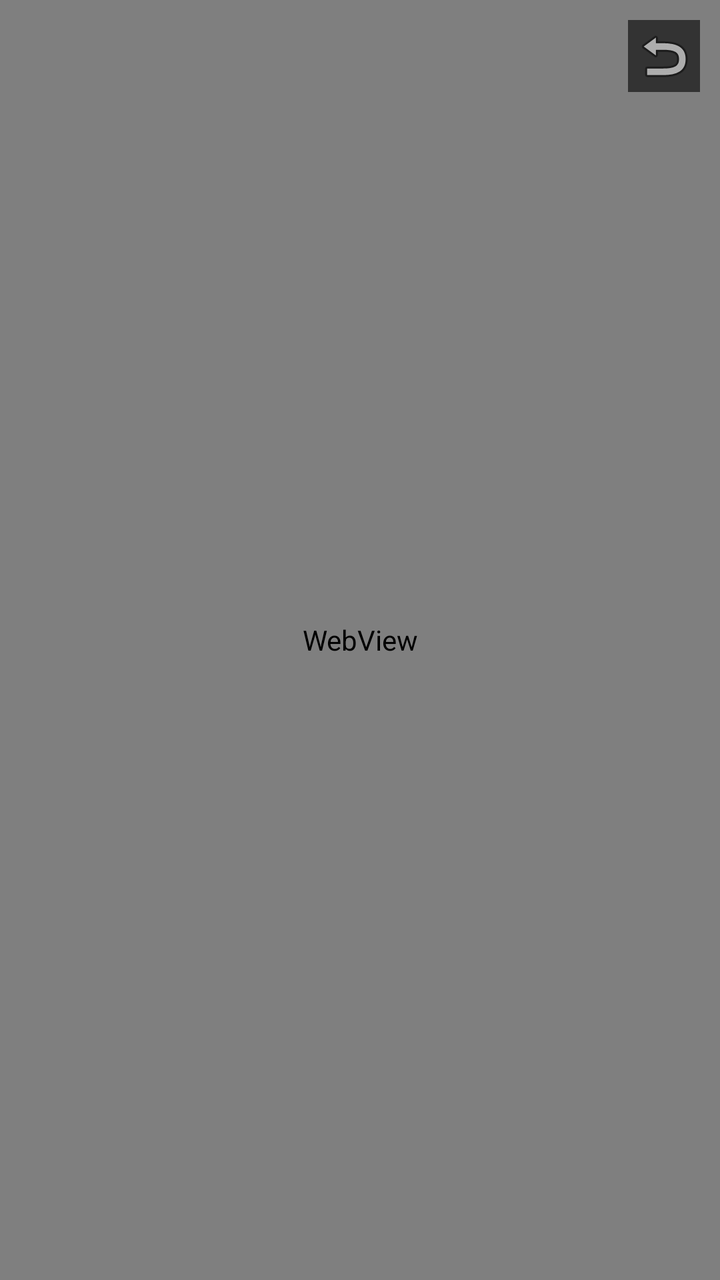
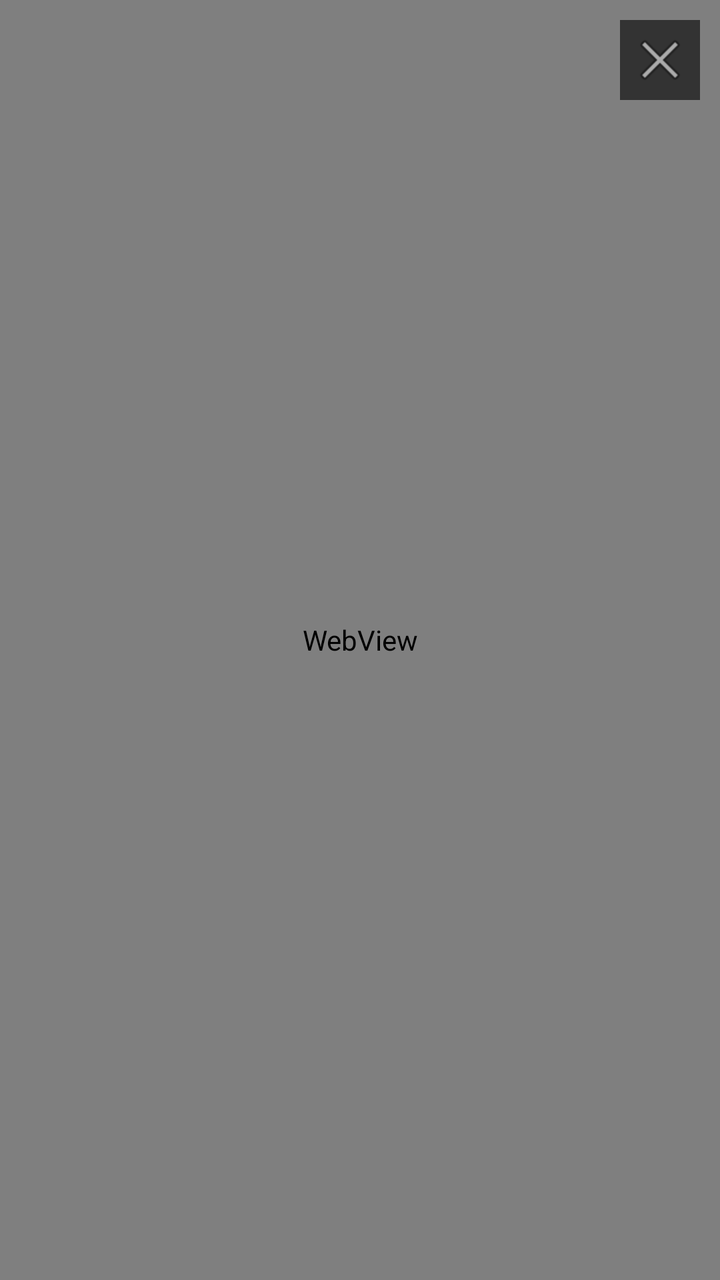

Before-and-after screenshots of an Android layout around one commit, followed by the original layout XML and the change that was made.
<!-- AndroidManifest.xml: application theme android:Theme.Material.Light.NoActionBar -->
<!-- res/layout/activity_main.xml -->
<?xml version="1.0" encoding="utf-8"?>
<FrameLayout xmlns:android="http://schemas.android.com/apk/res/android"
    android:layout_width="match_parent"
    android:layout_height="match_parent">

    <WebView
        android:id="@+id/web"
        android:layout_width="match_parent"
        android:layout_height="match_parent" />

    <ImageButton
        android:id="@+id/change_btn"
        android:layout_width="36dp"
        android:layout_height="36dp"
        android:layout_gravity="top|end"
        android:layout_marginTop="10dp"
        android:layout_marginEnd="10dp"
        android:background="#99000000"
        android:contentDescription="Cambiar código"
        android:padding="6dp"
        android:src="@android:drawable/ic_menu_revert" />
</FrameLayout>
<!-- resources referenced by this layout -->
<resources>

</resources>

<!-- the commit's change to res/layout/activity_main.xml (unified diff, before → after) -->
@@ -10,13 +10,13 @@
 
     <ImageButton
         android:id="@+id/change_btn"
-        android:layout_width="36dp"
-        android:layout_height="36dp"
+        android:layout_width="40dp"
+        android:layout_height="40dp"
         android:layout_gravity="top|end"
         android:layout_marginTop="10dp"
         android:layout_marginEnd="10dp"
         android:background="#99000000"
-        android:contentDescription="Cambiar código"
+        android:contentDescription="Cerrar aplicación"
         android:padding="6dp"
-        android:src="@android:drawable/ic_menu_revert" />
+        android:src="@android:drawable/ic_menu_close_clear_cancel" />
 </FrameLayout>
